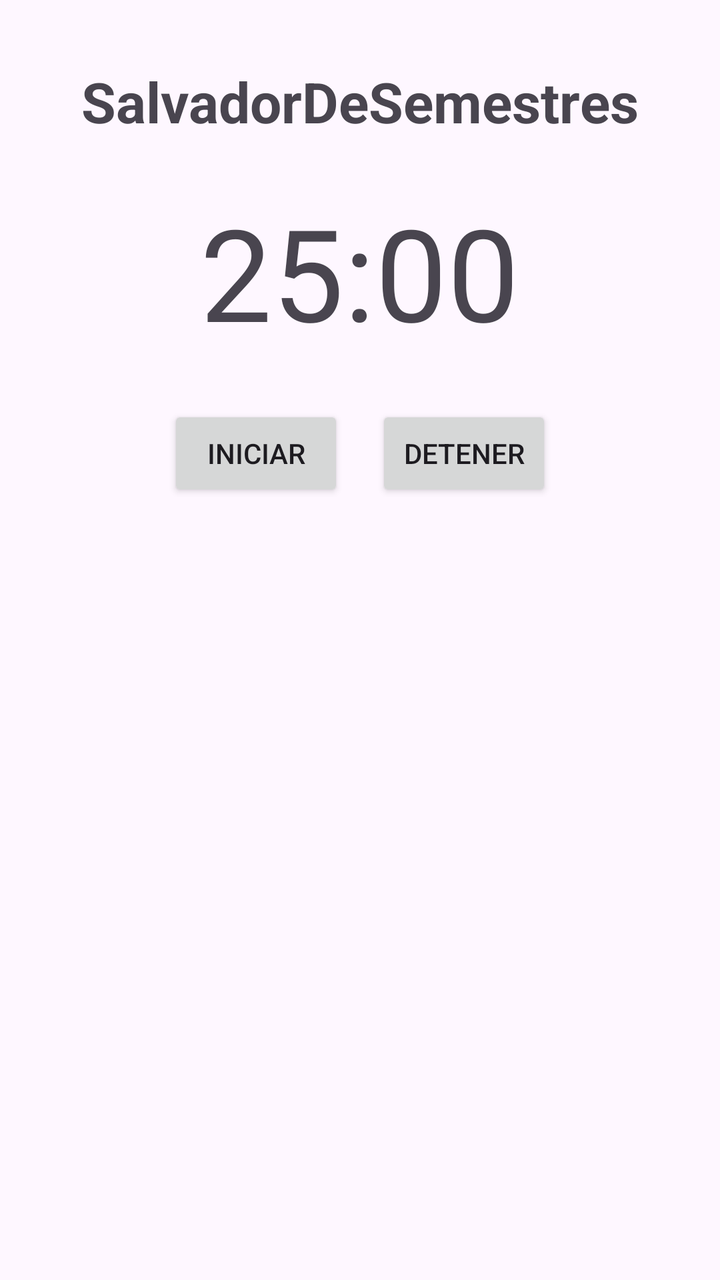
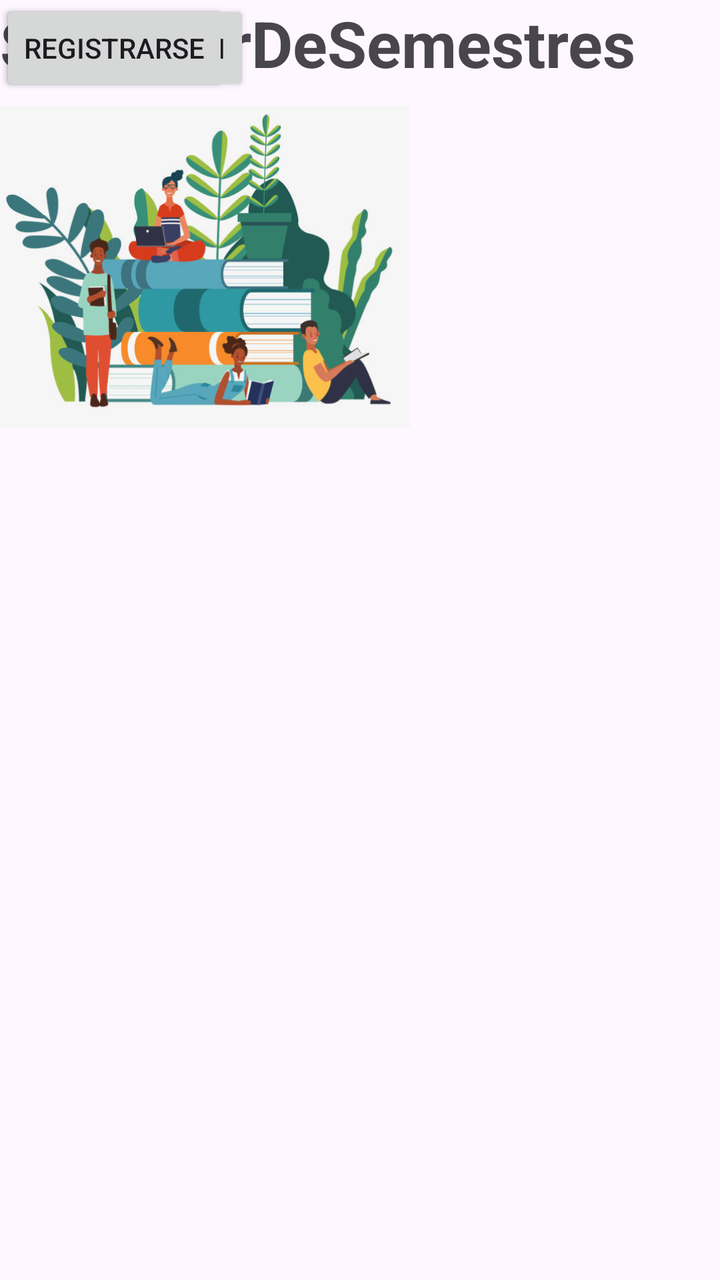

Screens rendered from an Android XML layout before and after an edit, with the pre-edit source and the edit as a unified diff.
<!-- AndroidManifest.xml: application theme Theme.SalvadorDeSemestres -->
<!-- res/layout/activity_main.xml -->
<?xml version="1.0" encoding="utf-8"?>
<androidx.constraintlayout.widget.ConstraintLayout xmlns:android="http://schemas.android.com/apk/res/android"
    xmlns:app="http://schemas.android.com/apk/res-auto"
    xmlns:tools="http://schemas.android.com/tools"
    android:id="@+id/main"
    android:layout_width="match_parent"
    android:layout_height="match_parent"
    tools:context=".MainActivity">

    <LinearLayout
        android:id="@+id/linearLayoutTimer"
        android:layout_width="0dp"
        android:layout_height="wrap_content"
        android:orientation="vertical"
        android:gravity="center"
        app:layout_constraintTop_toTopOf="parent"
        app:layout_constraintStart_toStartOf="parent"
        app:layout_constraintEnd_toEndOf="parent"
        android:layout_marginTop="32dp">

        <TextView
            android:layout_width="wrap_content"
            android:layout_height="wrap_content"
            android:text="SalvadorDeSemestres"
            android:textSize="28sp"
            android:textStyle="bold" />

        <TextView
            android:id="@+id/tvTimer"
            android:layout_width="wrap_content"
            android:layout_height="wrap_content"
            android:text="25:00"
            android:textSize="64sp"
            android:layout_marginTop="24dp" />

        <LinearLayout
            android:layout_width="wrap_content"
            android:layout_height="wrap_content"
            android:orientation="horizontal"
            android:layout_marginTop="24dp">

            <Button
                android:id="@+id/btnIniciar"
                android:layout_width="wrap_content"
                android:layout_height="wrap_content"
                android:text="Iniciar"
                android:layout_marginEnd="16dp" />

            <Button
                android:id="@+id/btnDetener"
                android:layout_width="wrap_content"
                android:layout_height="wrap_content"
                android:text="Detener" />
        </LinearLayout>
    </LinearLayout>


</androidx.constraintlayout.widget.ConstraintLayout>
<!-- resources referenced by this layout -->
<resources>
  <style name="Theme.SalvadorDeSemestres" parent="Base.Theme.SalvadorDeSemestres" />
  <style name="Base.Theme.SalvadorDeSemestres" parent="Theme.Material3.DayNight.NoActionBar">
          
          
      </style>
</resources>

<!-- the commit's change to res/layout/activity_main.xml (unified diff, before → after) -->
@@ -7,52 +7,38 @@
     android:layout_height="match_parent"
     tools:context=".MainActivity">
 
-    <LinearLayout
-        android:id="@+id/linearLayoutTimer"
-        android:layout_width="0dp"
+    <TextView
+        android:id="@+id/tvTitulo"
+        android:layout_width="wrap_content"
         android:layout_height="wrap_content"
-        android:orientation="vertical"
-        android:gravity="center"
-        app:layout_constraintTop_toTopOf="parent"
-        app:layout_constraintStart_toStartOf="parent"
-        app:layout_constraintEnd_toEndOf="parent"
-        android:layout_marginTop="32dp">
+        android:text="SalvadorDeSemestres"
+        android:textSize="32sp"
+        android:textStyle="bold"
+        tools:layout_editor_absoluteX="60dp"
+        tools:layout_editor_absoluteY="41dp" />
 
-        <TextView
-            android:layout_width="wrap_content"
-            android:layout_height="wrap_content"
-            android:text="SalvadorDeSemestres"
-            android:textSize="28sp"
-            android:textStyle="bold" />
+    <Button
+        android:id="@+id/btnIniciarSesion"
+        android:layout_width="wrap_content"
+        android:layout_height="wrap_content"
+        android:text="Iniciar Sesión"
+        tools:layout_editor_absoluteX="138dp"
+        tools:layout_editor_absoluteY="420dp" />
 
-        <TextView
-            android:id="@+id/tvTimer"
-            android:layout_width="wrap_content"
-            android:layout_height="wrap_content"
-            android:text="25:00"
-            android:textSize="64sp"
-            android:layout_marginTop="24dp" />
+    <Button
+        android:id="@+id/btnRegistrarse"
+        android:layout_width="wrap_content"
+        android:layout_height="wrap_content"
+        android:text="Registrarse"
+        tools:layout_editor_absoluteX="138dp"
+        tools:layout_editor_absoluteY="491dp" />
 
-        <LinearLayout
-            android:layout_width="wrap_content"
-            android:layout_height="wrap_content"
-            android:orientation="horizontal"
-            android:layout_marginTop="24dp">
-
-            <Button
-                android:id="@+id/btnIniciar"
-                android:layout_width="wrap_content"
-                android:layout_height="wrap_content"
-                android:text="Iniciar"
-                android:layout_marginEnd="16dp" />
-
-            <Button
-                android:id="@+id/btnDetener"
-                android:layout_width="wrap_content"
-                android:layout_height="wrap_content"
-                android:text="Detener" />
-        </LinearLayout>
-    </LinearLayout>
-
+    <ImageView
+        android:id="@+id/imageView"
+        android:layout_width="205dp"
+        android:layout_height="267dp"
+        app:srcCompat="@drawable/imagen_de_inicio"
+        tools:layout_editor_absoluteX="103dp"
+        tools:layout_editor_absoluteY="132dp" />
 
 </androidx.constraintlayout.widget.ConstraintLayout>
<!-- resource entries referenced after the edit -->
@@ -1,5 +1,6 @@
 <!-- resources referenced by this layout -->
 <resources>
+  <!-- drawable imagen_de_inicio: jpg bitmap (drawable, 43776 bytes) -->
   <style name="Theme.SalvadorDeSemestres" parent="Base.Theme.SalvadorDeSemestres" />
   <style name="Base.Theme.SalvadorDeSemestres" parent="Theme.Material3.DayNight.NoActionBar">
           
